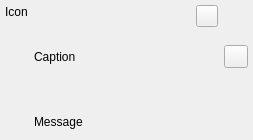
Qt form src/plugins/mainwindow/noticewidget.ui (silvansky/Contacts) before a commit.
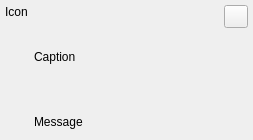
The same form after that commit. Custom widgets are drawn as their Qt base class.

```diff
--- a/src/plugins/mainwindow/noticewidget.ui
+++ b/src/plugins/mainwindow/noticewidget.ui
@@ -63,29 +63,7 @@
           <number>0</number>
          </property>
          <item>
-          <widget class="QPushButton" name="pbtClose">
-           <property name="sizePolicy">
-            <sizepolicy hsizetype="Fixed" vsizetype="Fixed">
-             <horstretch>0</horstretch>
-             <verstretch>0</verstretch>
-            </sizepolicy>
-           </property>
-           <property name="minimumSize">
-            <size>
-             <width>22</width>
-             <height>22</height>
-            </size>
-           </property>
-           <property name="maximumSize">
-            <size>
-             <width>22</width>
-             <height>22</height>
-            </size>
-           </property>
-           <property name="text">
-            <string/>
-           </property>
-          </widget>
+          <widget class="CloseButton" name="cbtClose"/>
          </item>
          <item>
           <spacer name="verticalSpacer">
@@ -105,9 +83,6 @@
          </item>
         </layout>
        </item>
-       <item>
-        <widget class="CloseButton" name="cbtClose"/>
-       </item>
       </layout>
      </item>
      <item>
```
